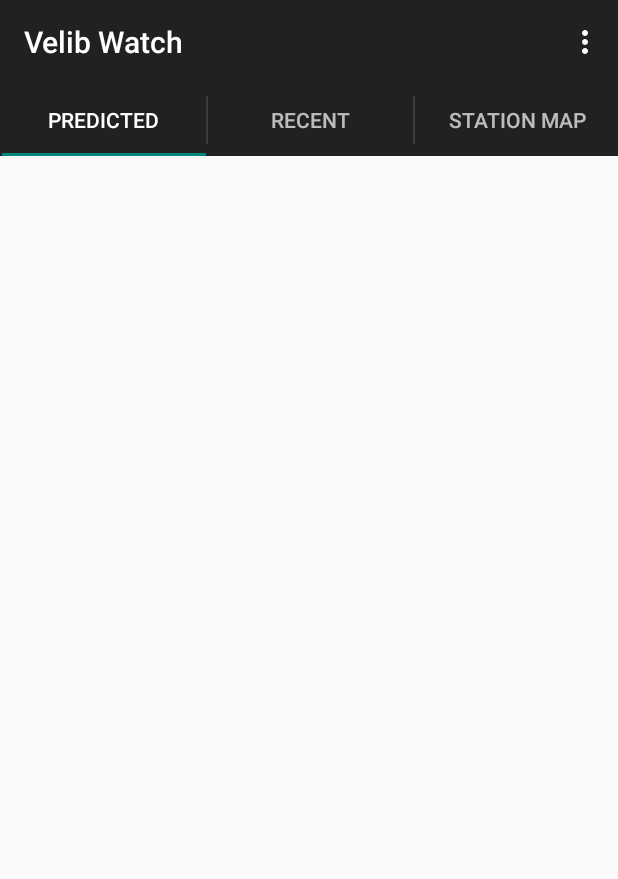
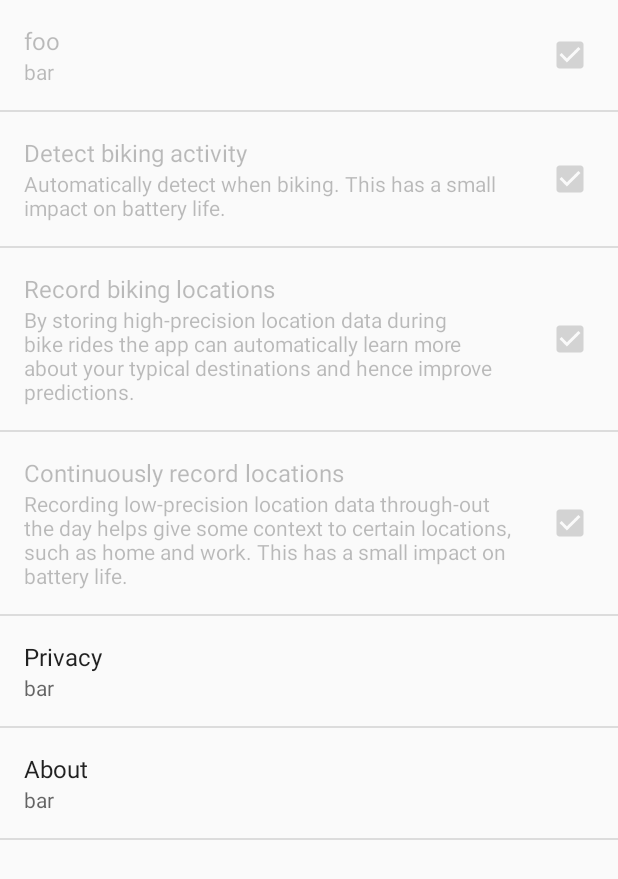
Before and after one commit to mortendahl/velibapp, an Android app: the screen it shows after launch (MainActivity before the commit, SettingsActivity after it), in the options menu, after a tap on "Settings", on a phone screen of 412 x 824 dp. Shown: the top 879 px of the screen. Run offline under Robolectric (Android 15) with nearby library versions, the light colour scheme and no system bars; libraries missing offline, so code that uses them is left out: com.crashlytics.android, com.google.maps.android, de.greenrobot.event, io.fabric.sdk; 7 statements that could not run were skipped.

Commit message:
app updates and bearing spike

```diff
--- a/android/mobile/src/main/AndroidManifest.xml
+++ b/android/mobile/src/main/AndroidManifest.xml
@@ -36,6 +36,10 @@
                 <category android:name="android.intent.category.LAUNCHER" />
             </intent-filter>
         </activity>
+
+        <activity
+            android:name=".ui.settings.SettingsActivity"
+            android:parentActivityName=".ui.main.MainActivity" />
 
         <service
             android:name=".service.guiding.GuidingService"
--- a/android/mobile/src/main/java/app/mortendahl/velib/VelibApplication.java
+++ b/android/mobile/src/main/java/app/mortendahl/velib/VelibApplication.java
@@ -54,11 +54,6 @@
         // log all bus events
         EventBus.getDefault().register(new EventBusDebugger());
 
-		// activate context-awareness (in case the app was just installed)
-		LocationManager.frequencyAction.turnPassive(this);
-		ActivityManager.frequencyAction.turnOn(this);
-		GeofenceManager.refreshFencesAction.invoke(this);
-
 	}
 
     private class EventBusDebugger {
--- a/android/mobile/src/main/java/app/mortendahl/velib/VelibDataStore.java
+++ b/android/mobile/src/main/java/app/mortendahl/velib/VelibDataStore.java
@@ -10,13 +10,17 @@
 
 public class VelibDataStore {
 
-    public LinkedHashMap<Integer, VelibStation> stationsMap = new LinkedHashMap<>();
+    public final BaseStoredList<VelibStation> stations = new GsonStoredList<VelibStation>("cache_stations") {
+        @Override
+        protected Type getType() {
+            return VelibStation.class;
+        }
+    };
 
     public final BaseStoredList<SuggestedDestination> predictedDestinations = new GsonStoredList<SuggestedDestination>("cache_suggested_destinations") {
         @Override
         protected Type getType() {
             return SuggestedDestination.class;
-            //return new TypeToken<SuggestedDestination>() {}.getType();
         }
     };
 
--- a/android/mobile/src/main/java/app/mortendahl/velib/library/contextaware/location/LocationManager.java
+++ b/android/mobile/src/main/java/app/mortendahl/velib/library/contextaware/location/LocationManager.java
@@ -190,7 +190,7 @@
             } else if (level == LEVEL_HIGH) {
 
                 int intervalInSeconds = 10;
-                int fastestIntervalInSeconds = 3;
+                int fastestIntervalInSeconds = 5;
 
                 LocationRequest locationRequest = LocationRequest.create()
                         .setInterval(intervalInSeconds * 1000)
--- a/android/mobile/src/main/java/app/mortendahl/velib/service/data/BaseStoredList.java
+++ b/android/mobile/src/main/java/app/mortendahl/velib/service/data/BaseStoredList.java
@@ -11,6 +11,8 @@
 import java.io.PrintWriter;
 import java.io.Writer;
 import java.util.ArrayList;
+import java.util.Collection;
+import java.util.Collections;
 import java.util.List;
 
 import app.mortendahl.velib.Logger;
@@ -100,7 +102,7 @@
 
     }
 
-    public synchronized void replace(List<? extends T> items) {
+    public synchronized void replace(Collection<? extends T> items) {
 
         Writer w = null;
         try {
--- a/android/mobile/src/main/java/app/mortendahl/velib/service/stationupdator/VelibStationsChangedEvent.java
+++ /dev/null
@@ -1,3 +0,0 @@
-package app.mortendahl.velib.service.stationupdator;
-
-public class VelibStationsChangedEvent {}
--- a/android/mobile/src/main/java/app/mortendahl/velib/service/stationupdator/VelibStationUpdatedEvent.java
+++ b/android/mobile/src/main/java/app/mortendahl/velib/service/stationupdator/VelibStationsUpdatedEvent.java
@@ -1,6 +1,6 @@
 package app.mortendahl.velib.service.stationupdator;
 
-public class VelibStationUpdatedEvent {
+public class VelibStationsUpdatedEvent {
 
     @Override
     public String toString() {
--- /dev/null
+++ b/android/mobile/src/main/java/app/mortendahl/velib/ui/settings/SettingsActivity.java
@@ -0,0 +1,37 @@
+package app.mortendahl.velib.ui.settings;
+
+import android.app.Activity;
+import android.content.Context;
+import android.content.Intent;
+import android.os.Bundle;
+import android.preference.PreferenceFragment;
+
+import app.mortendahl.velib.R;
+
+public class SettingsActivity extends Activity {
+
+    public static Intent getLaunchIntent(Context context) {
+        Intent intent = new Intent(context, SettingsActivity.class);
+        return intent;
+    }
+
+    @Override
+    protected void onCreate(Bundle savedInstanceState) {
+        super.onCreate(savedInstanceState);
+        // Display the fragment as the main content.
+        getFragmentManager().beginTransaction()
+                .replace(android.R.id.content, new SettingsFragment())
+                .commit();
+    }
+
+    public static class SettingsFragment extends PreferenceFragment {
+
+        @Override
+        public void onCreate(Bundle savedInstanceState) {
+            super.onCreate(savedInstanceState);
+            addPreferencesFromResource(R.xml.preferences);
+        }
+
+    }
+
+}
--- a/android/mobile/src/main/res/menu/menu_main.xml
+++ b/android/mobile/src/main/res/menu/menu_main.xml
@@ -1,7 +1,12 @@
 <menu xmlns:android="http://schemas.android.com/apk/res/android"
     xmlns:app="http://schemas.android.com/apk/res-auto"
     xmlns:tools="http://schemas.android.com/tools"
-    tools:context="app.mortendahl.velib.ui.main.MainActivity">
-    <item android:id="@+id/action_settings" android:title="@string/action_settings"
-        android:orderInCategory="100" app:showAsAction="never" />
+    tools:context=".ui.main.MainActivity">
+
+    <item
+        android:id="@+id/action_settings"
+        android:title="@string/action_settings"
+        android:orderInCategory="100"
+        app:showAsAction="never" />
+
 </menu>
--- a/android/mobile/src/main/res/values/strings.xml
+++ b/android/mobile/src/main/res/values/strings.xml
@@ -13,4 +13,9 @@
     <string name="notification_guiding_title">Guiding</string>
     <string name="notification_guiding_text_station">%1$s %2$d</string>
     <string name="notification_guiding_text_nostation">Looking for best destination station</string>
+    <string name="action_privacy">Privacy</string>
+    <string name="url_github">https://github.com/mortendahl/velibapp</string>
+    <string name="about">About</string>
+    <string name="url_privacy">https://github.com/mortendahl/velibapp</string>
+    <string name="privacy">Privacy</string>
 </resources>
--- /dev/null
+++ b/android/mobile/src/main/res/xml/preferences.xml
@@ -0,0 +1,48 @@
+<?xml version="1.0" encoding="utf-8"?>
+<PreferenceScreen xmlns:android="http://schemas.android.com/apk/res/android">
+
+    <CheckBoxPreference
+        android:key="pref_sync"
+        android:title="foo"
+        android:summary="bar"
+        android:defaultValue="true"
+        android:enabled="false" />
+
+    <CheckBoxPreference
+        android:key="pref_background_activity"
+        android:title="Detect biking activity"
+        android:summary="Automatically detect when biking. This has a small impact on battery life."
+        android:defaultValue="true"
+        android:enabled="false" />
+
+    <CheckBoxPreference
+        android:key="pref_biking_location"
+        android:title="Record biking locations"
+        android:summary="By storing high-precision location data during bike rides the app can automatically learn more about your typical destinations and hence improve predictions."
+        android:defaultValue="true"
+        android:enabled="false" />
+
+    <CheckBoxPreference
+        android:key="pref_background_location"
+        android:title="Continuously record locations"
+        android:summary="Recording low-precision location data through-out the day helps give some context to certain locations, such as home and work. This has a small impact on battery life."
+        android:defaultValue="true"
+        android:enabled="false" />
+
+    <Preference
+        android:title="@string/privacy"
+        android:summary="bar" >
+        <intent
+            android:action="android.intent.action.VIEW"
+            android:data="@string/url_privacy" />
+    </Preference>
+
+    <Preference
+        android:title="@string/about"
+        android:summary="bar" >
+        <intent
+            android:action="android.intent.action.VIEW"
+            android:data="@string/url_github" />
+    </Preference>
+
+</PreferenceScreen>
```
Also changed, not shown: android/mobile/src/main/java/app/mortendahl/velib/service/guiding/GuidingService.java (+3 -8 lines), android/mobile/src/main/java/app/mortendahl/velib/service/stationupdator/StationUpdatorService.java (+3 -17 lines), android/mobile/src/main/java/app/mortendahl/velib/ui/main/MainActivity.java (+15 -44 lines), android/mobile/src/main/java/app/mortendahl/velib/ui/main/MapsFragment.java (+13 -17 lines), 2 other files.
